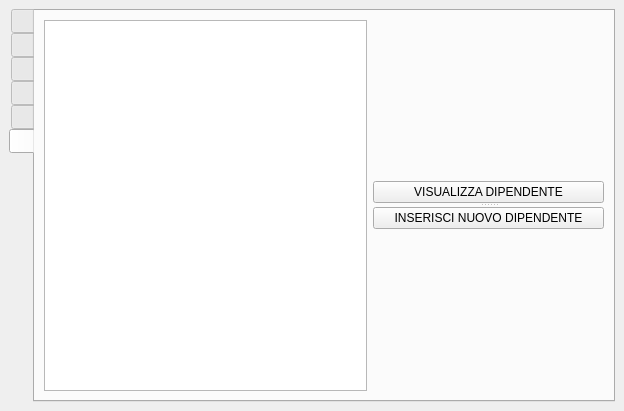
This is GUI/untitled.ui in AlexGuai/ProgettoIngegneriaDelSoftware as Qt 5 draws it before an edit. The edited form follows.
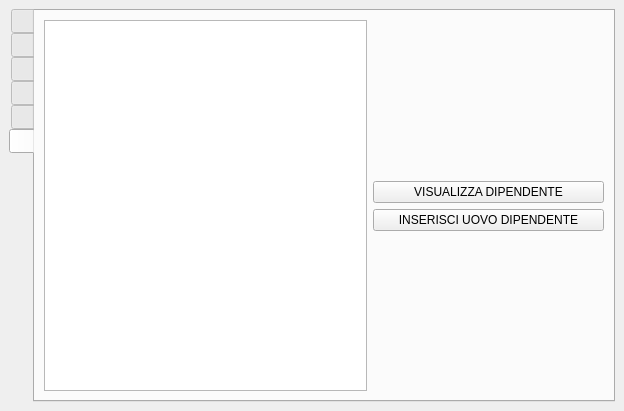
This is the edited form. The open tabs and pages were chosen to show the change. Icons and pictures are not drawn.

What changed in the file:
```diff
--- a/GUI/untitled.ui
+++ b/GUI/untitled.ui
@@ -352,17 +352,22 @@
         <item>
          <widget class="QListView" name="listaDipendenti"/>
         </item>
-        <item alignment="Qt::AlignVCenter">
-         <widget class="QSplitter" name="splitter_4">
-          <property name="minimumSize">
-           <size>
-            <width>231</width>
-            <height>0</height>
-           </size>
-          </property>
+        <item>
+         <layout class="QVBoxLayout" name="verticalLayout_5">
+          <item>
+           <spacer name="verticalSpacer_7">
           <property name="orientation">
            <enum>Qt::Vertical</enum>
           </property>
+            <property name="sizeHint" stdset="0">
+             <size>
+              <width>20</width>
+              <height>40</height>
+             </size>
+            </property>
+           </spacer>
+          </item>
+          <item>
           <widget class="QPushButton" name="pushButton_2">
            <property name="styleSheet">
             <string notr="true">font: 75 italic 8pt &quot;MS Sans Serif&quot;;</string>
@@ -371,15 +376,37 @@
             <string>VISUALIZZA DIPENDENTE</string>
            </property>
           </widget>
+          </item>
+          <item>
           <widget class="QPushButton" name="pushButton_3">
+            <property name="minimumSize">
+             <size>
+              <width>231</width>
+              <height>0</height>
+             </size>
+            </property>
            <property name="styleSheet">
             <string notr="true">font: 75 italic 8pt &quot;MS Sans Serif&quot;;</string>
            </property>
            <property name="text">
-            <string>INSERISCI NUOVO DIPENDENTE</string>
-           </property>
-          </widget>
-         </widget>
+             <string>INSERISCI UOVO DIPENDENTE</string>
+            </property>
+           </widget>
+          </item>
+          <item>
+           <spacer name="verticalSpacer_8">
+            <property name="orientation">
+             <enum>Qt::Vertical</enum>
+            </property>
+            <property name="sizeHint" stdset="0">
+             <size>
+              <width>20</width>
+              <height>40</height>
+             </size>
+            </property>
+           </spacer>
+          </item>
+         </layout>
         </item>
        </layout>
       </widget>
```
Left out of the diff: 123 changed lines with no effect on the pictures. Lines whose indentation alone changed are shown as unchanged.
